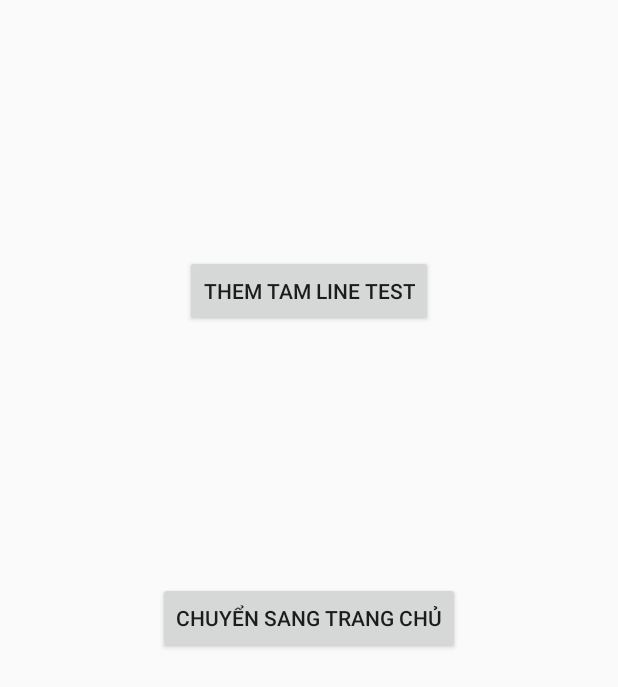
After one commit to LuongNguyenDuc273/App-Cay-Canh, an Android app: the AddLine screen opened directly, with no data from a screen before it, on a phone screen of 412 x 824 dp. The commit adds this screen. Shown: the top 687 px of the screen. Run offline under Robolectric (Android 15) with nearby library versions, the phone set to English and light mode, and no system bars; our stand-ins replace Firebase (no records; nobody signed in at launch, a user with empty details on screens opened directly).

```diff
--- a/app/src/main/AndroidManifest.xml
+++ b/app/src/main/AndroidManifest.xml
@@ -13,8 +13,11 @@
         android:theme="@style/Theme.AppCayCanh"
         tools:targetApi="31">
         <activity
+            android:name=".AddLine"
+            android:exported="false" />
+        <activity
             android:name=".AddProduct"
-            android:exported="false" />
+            android:exported="true" />
         <activity
             android:name=".MyProduct"
             android:exported="false" />
--- /dev/null
+++ b/app/src/main/java/com/adrnc_g02/appcaycanh/AddLine.java
@@ -0,0 +1,91 @@
+package com.adrnc_g02.appcaycanh;
+
+import android.content.Intent;
+import android.os.Bundle;
+import android.view.View;
+import android.widget.Button;
+import android.widget.Toast;
+
+import androidx.activity.EdgeToEdge;
+import androidx.annotation.NonNull;
+import androidx.appcompat.app.AppCompatActivity;
+import androidx.core.graphics.Insets;
+import androidx.core.view.ViewCompat;
+import androidx.core.view.WindowInsetsCompat;
+
+import com.google.android.gms.tasks.OnCompleteListener;
+import com.google.android.gms.tasks.Task;
+import com.google.firebase.database.DatabaseReference;
+import com.google.firebase.database.FirebaseDatabase;
+
+import java.util.ArrayList;
+import java.util.List;
+
+import Model.Line;
+
+public class AddLine extends AppCompatActivity {
+    Button button, button2;
+    private FirebaseDatabase database;
+    private DatabaseReference myRef;
+    private List<Line> lineList = new ArrayList<>();
+
+    @Override
+    protected void onCreate(Bundle savedInstanceState) {
+        super.onCreate(savedInstanceState);
+        EdgeToEdge.enable(this);
+        setContentView(R.layout.activity_add_line);
+        ViewCompat.setOnApplyWindowInsetsListener(findViewById(R.id.main), (v, insets) -> {
+            Insets systemBars = insets.getInsets(WindowInsetsCompat.Type.systemBars());
+            v.setPadding(systemBars.left, systemBars.top, systemBars.right, systemBars.bottom);
+            return insets;
+        });
+
+        //Anh xa
+        button = findViewById(R.id.button);
+        button2 = findViewById(R.id.button2);
+
+        //test
+        button.setOnClickListener(new View.OnClickListener() {
+            @Override
+            public void onClick(View view) {
+                Intent intent = new Intent(AddLine.this, MainActivity.class);
+                startActivity(intent);
+            }
+        });
+
+        button2.setOnClickListener(new View.OnClickListener() {
+            @Override
+            public void onClick(View view) {
+                addLine();
+                Toast.makeText(AddLine.this, "Them thanh cong", Toast.LENGTH_SHORT).show();
+            }
+        });
+
+    }
+
+    private void addLine(){
+        genLineList();
+        database= FirebaseDatabase.getInstance();
+        myRef = database.getReference("Line");
+        for (Line line : lineList) {
+            myRef.child(line.getIDLine()).setValue(line).addOnCompleteListener(new OnCompleteListener<Void>() {
+                @Override
+                public void onComplete(@NonNull Task<Void> task) {
+                    Toast.makeText(AddLine.this, "Them thanh cong", Toast.LENGTH_SHORT).show();
+                }
+            });
+        }
+    }
+
+    //Test thoi nhe
+    private void genLineList(){
+        Line line1 = new Line("1", "Line 1");
+        Line line2 = new Line("2", "Line 2");
+        Line line3 = new Line("3", "Line 3");
+        Line line4 = new Line("4", "Line 4");
+        lineList.add(line1);
+        lineList.add(line2);
+        lineList.add(line3);
+        lineList.add(line4);
+    }
+}
--- a/app/src/main/java/com/adrnc_g02/appcaycanh/Register.java
+++ b/app/src/main/java/com/adrnc_g02/appcaycanh/Register.java
@@ -41,7 +41,7 @@ public class Register extends AppCompatActivity {
     private TextView edtFullName, edtPhone, edtAddress, changeToLogIn, dateSet;
     private FirebaseAuth mAuth;
     private FirebaseDatabase database;
-    private DatabaseReference quotesRef;
+    private DatabaseReference myRef;
     private FirebaseUser cUser;
 
     @Override
@@ -103,7 +103,7 @@ public class Register extends AppCompatActivity {
     //function dang ky
     private void intiRegister(){
         database = FirebaseDatabase.getInstance();
-        quotesRef = database.getReference("Customer");
+        myRef = database.getReference("Customer");
         String email = edtemail.getText().toString().trim();
         String password = edtpassword.getText().toString().trim();
         String cfPassword = edtcfpassword.getText().toString().trim();
@@ -180,7 +180,7 @@ public class Register extends AppCompatActivity {
                         FirebaseUser cUser = auth.getCurrentUser();
                         String key = cUser.getUid();
                         Customer cModule = new Customer(key, fullName, email, birthday, phone, address, password);
-                        quotesRef.child(key).setValue(cModule).addOnCompleteListener(new OnCompleteListener<Void>() {
+                        myRef.child(key).setValue(cModule).addOnCompleteListener(new OnCompleteListener<Void>() {
                             @Override
                             public void onComplete(@NonNull Task<Void> task) {
                                 Toast.makeText(Register.this, "Đã tạo tài khoản", Toast.LENGTH_SHORT).show();
--- /dev/null
+++ b/app/src/main/res/layout/activity_add_line.xml
@@ -0,0 +1,30 @@
+<?xml version="1.0" encoding="utf-8"?>
+<androidx.constraintlayout.widget.ConstraintLayout xmlns:android="http://schemas.android.com/apk/res/android"
+    xmlns:app="http://schemas.android.com/apk/res-auto"
+    xmlns:tools="http://schemas.android.com/tools"
+    android:id="@+id/main"
+    android:layout_width="match_parent"
+    android:layout_height="match_parent"
+    tools:context=".AddLine">
+
+
+    <Button
+        android:id="@+id/button"
+        android:layout_width="wrap_content"
+        android:layout_height="wrap_content"
+        android:text="Chuyển sang trang chủ"
+        app:layout_constraintBottom_toBottomOf="parent"
+        app:layout_constraintEnd_toEndOf="parent"
+        app:layout_constraintStart_toStartOf="parent"
+        app:layout_constraintTop_toTopOf="parent" />
+
+    <Button
+        android:id="@+id/button2"
+        android:layout_width="wrap_content"
+        android:layout_height="wrap_content"
+        android:text="Them tam line test"
+        app:layout_constraintBottom_toTopOf="@+id/button"
+        app:layout_constraintEnd_toEndOf="parent"
+        app:layout_constraintStart_toStartOf="parent"
+        app:layout_constraintTop_toTopOf="parent" />
+</androidx.constraintlayout.widget.ConstraintLayout>
```
Also changed, not shown: app/src/main/java/com/adrnc_g02/appcaycanh/AddProduct.java (added, +112 -0 lines), app/src/main/java/com/adrnc_g02/appcaycanh/MainActivity.java (+23 -1 lines).
